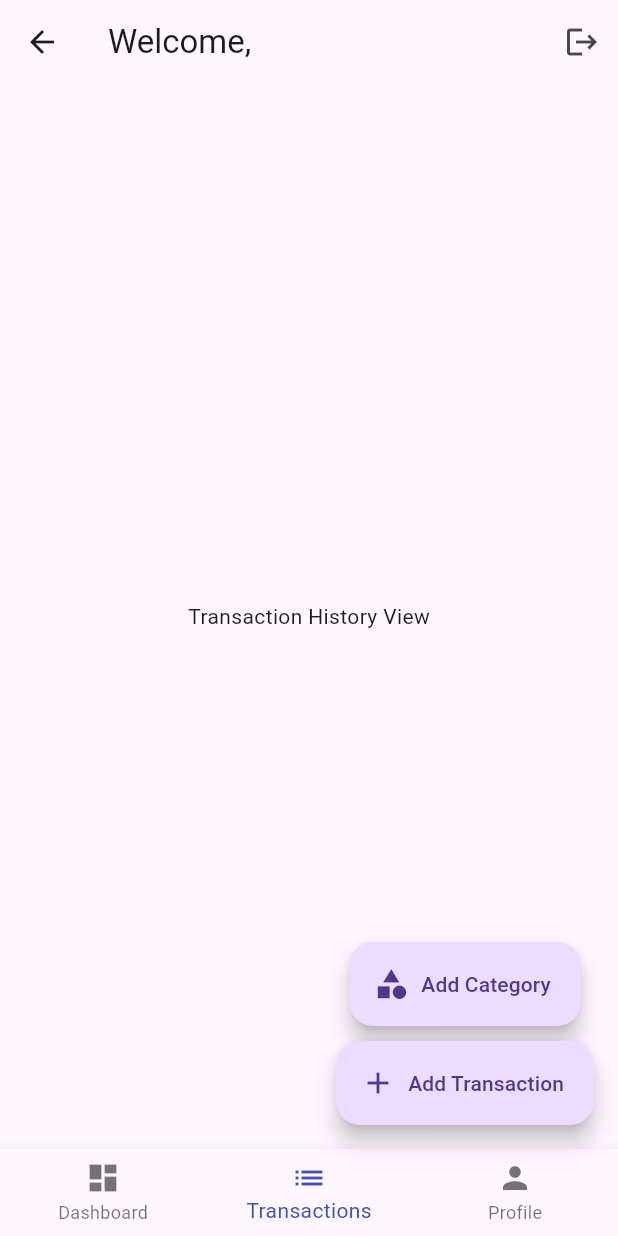
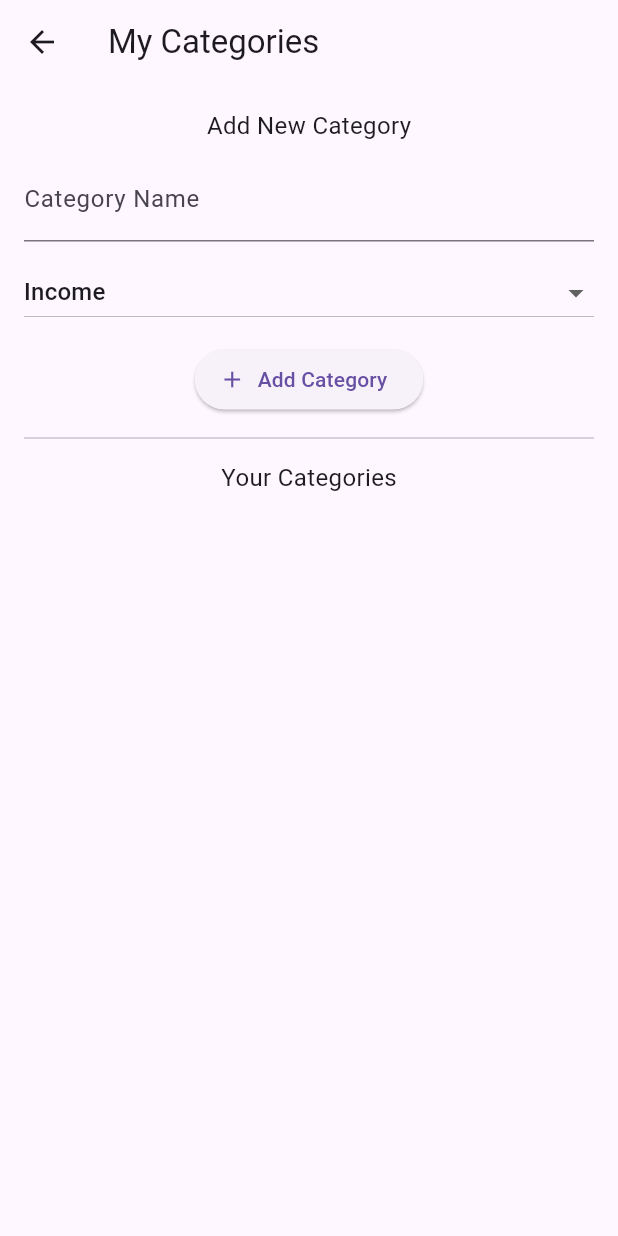
Before and after one commit to vishalvnair124/expensify, a Flutter app: the HomeScreen screen opened directly with empty values, item 2 of the bottom bar chosen, after a tap on "Add Category", on a phone screen of 412 x 824 dp. Run offline on Flutter 3.47's test engine with Material 3 defaults, Android fonts, the phone set to English and light mode, and no system bars; our stand-ins replace bloc, flutter_bloc, hive_flutter, shared_preferences; accounts and stored records are empty.

Commit message:
Category management added

```diff
--- /dev/null
+++ b/lib/screens/category_screen.dart
@@ -0,0 +1,174 @@
+import 'package:flutter/material.dart';
+
+import 'package:hive_flutter/hive_flutter.dart';
+import '../models/category_model.dart';
+
+class CategoryScreen extends StatefulWidget {
+  final int userId;
+
+  const CategoryScreen({super.key, required this.userId});
+
+  @override
+  State<CategoryScreen> createState() => _CategoryScreenState();
+}
+
+class _CategoryScreenState extends State<CategoryScreen> {
+  final _nameController = TextEditingController();
+  String _selectedType = 'Income';
+  final Box _categoryBox = Hive.box('categories');
+
+  @override
+  Widget build(BuildContext context) {
+    return Scaffold(
+      appBar: AppBar(title: const Text("My Categories")),
+      body: Padding(
+        padding: const EdgeInsets.all(16),
+        child: Column(
+          children: [
+            const Text("Add New Category", style: TextStyle(fontSize: 16)),
+            const SizedBox(height: 10),
+            TextField(
+              controller: _nameController,
+              decoration: const InputDecoration(labelText: "Category Name"),
+            ),
+            const SizedBox(height: 10),
+            DropdownButton<String>(
+              value: _selectedType,
+              isExpanded: true,
+              items: const [
+                DropdownMenuItem(value: "Income", child: Text("Income")),
+                DropdownMenuItem(value: "Expense", child: Text("Expense")),
+              ],
+              onChanged: (value) => setState(() => _selectedType = value!),
+            ),
+            const SizedBox(height: 10),
+            ElevatedButton.icon(
+              onPressed: _addCategory,
+              icon: const Icon(Icons.add),
+              label: const Text("Add Category"),
+            ),
+            const Divider(height: 30),
+            const Text("Your Categories", style: TextStyle(fontSize: 16)),
+            const SizedBox(height: 10),
+            Expanded(
+              child: ValueListenableBuilder(
+                valueListenable: _categoryBox.listenable(),
+                builder: (context, box, _) {
+                  final keys = box.keys.where((key) {
+                    final item = box.get(key);
+                    return item['userId'] == widget.userId;
+                  }).toList();
+
+                  return ListView.builder(
+                    itemCount: keys.length,
+                    itemBuilder: (context, index) {
+                      final key = keys[index];
+                      final category = box.get(key);
+
+                      return ListTile(
+                        leading: Icon(
+                          category['type'] == "Income"
+                              ? Icons.arrow_upward
+                              : Icons.arrow_downward,
+                          color: category['type'] == "Income"
+                              ? Colors.green
+                              : Colors.red,
+                        ),
+
+                        title: Text(category['name']),
+                        subtitle: Text(category['type']),
+                        trailing: Row(
+                          mainAxisSize: MainAxisSize.min,
+                          children: [
+                            IconButton(
+                              icon: const Icon(Icons.edit, color: Colors.blue),
+                              onPressed: () =>
+                                  _editCategoryDialog(key, category),
+                            ),
+                            IconButton(
+                              icon: const Icon(Icons.delete, color: Colors.red),
+                              onPressed: () => _deleteCategory(key),
+                            ),
+                          ],
+                        ),
+                      );
+                    },
+                  );
+                },
+              ),
+            ),
+          ],
+        ),
+      ),
+    );
+  }
+
+  void _addCategory() {
+    final name = _nameController.text.trim();
+    if (name.isEmpty) return;
+
+    final category = CategoryModel(
+      userId: widget.userId,
+      name: name,
+      type: _selectedType,
+    );
+
+    _categoryBox.add(category.toJson());
+    _nameController.clear();
+    setState(() {});
+  }
+
+  void _editCategoryDialog(dynamic key, Map category) {
+    final editController = TextEditingController(text: category['name']);
+    String selectedType = category['type'];
+
+    showDialog(
+      context: context,
+      builder: (_) => AlertDialog(
+        title: const Text("Edit Category"),
+        content: Column(
+          mainAxisSize: MainAxisSize.min,
+          children: [
+            TextField(
+              controller: editController,
+              decoration: const InputDecoration(labelText: "Name"),
+            ),
+            const SizedBox(height: 10),
+            DropdownButton<String>(
+              value: selectedType,
+              isExpanded: true,
+              items: const [
+                DropdownMenuItem(value: "Income", child: Text("Income")),
+                DropdownMenuItem(value: "Expense", child: Text("Expense")),
+              ],
+              onChanged: (value) => setState(() => selectedType = value!),
+            ),
+          ],
+        ),
+        actions: [
+          TextButton(
+            onPressed: () => Navigator.pop(context),
+            child: const Text("Cancel"),
+          ),
+          ElevatedButton(
+            onPressed: () {
+              final updated = CategoryModel(
+                userId: widget.userId,
+                name: editController.text.trim(),
+                type: selectedType,
+              );
+              _categoryBox.put(key, updated.toJson());
+              Navigator.pop(context);
+            },
+            child: const Text("Save"),
+          ),
+        ],
+      ),
+    );
+  }
+
+  void _deleteCategory(dynamic key) {
+    _categoryBox.delete(key);
+    setState(() {});
+  }
+}
--- a/lib/screens/home_screen.dart
+++ b/lib/screens/home_screen.dart
@@ -1,3 +1,4 @@
+import 'package:expensify/screens/category_screen.dart';
 import 'package:expensify/screens/profile_screen.dart';
 import 'package:flutter/material.dart';
 import 'package:flutter_bloc/flutter_bloc.dart';
@@ -41,11 +42,17 @@ class _HomeScreenState extends State<HomeScreen> {
                 FloatingActionButton.extended(
                   heroTag: 'category',
                   onPressed: () {
-                    // Navigate to Add Category screen later
+                    Navigator.push(
+                      context,
+                      MaterialPageRoute(
+                        builder: (_) => CategoryScreen(userId: widget.userId),
+                      ),
+                    );
                   },
                   icon: const Icon(Icons.category),
                   label: const Text("Add Category"),
                 ),
+
                 const SizedBox(height: 10),
                 FloatingActionButton.extended(
                   heroTag: 'transaction',
```
